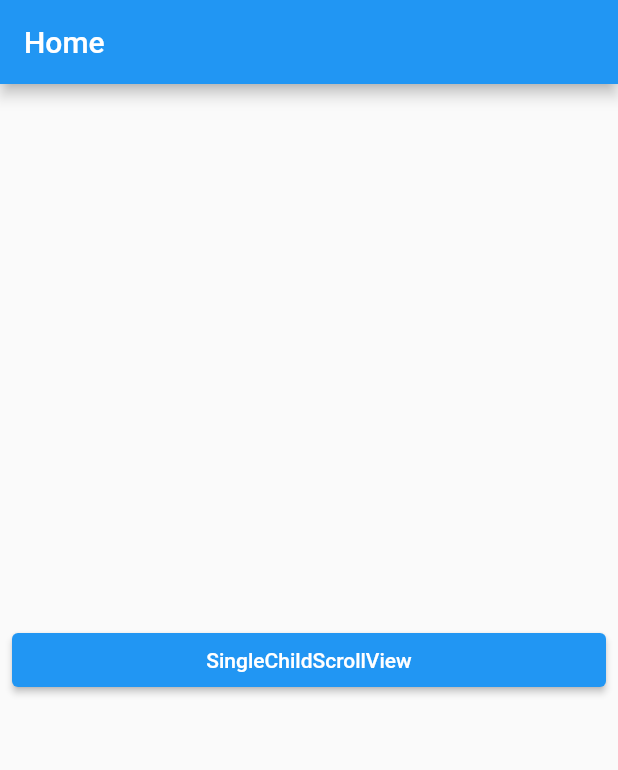
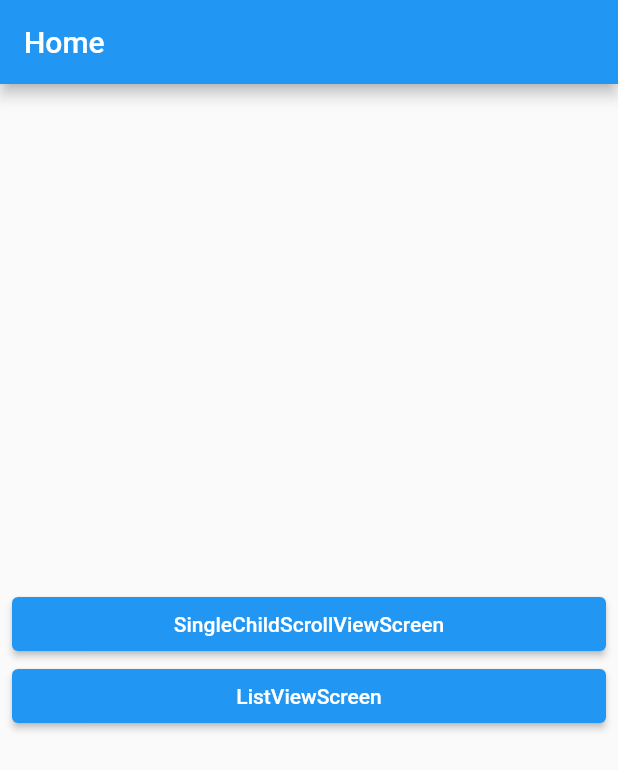
Before and after one commit to hooneun/scrollable_widgets, a Flutter app: the screen it shows after launch, on a phone screen of 412 x 824 dp. Shown: the top 770 px of the screen. Run offline on Flutter 3.47's test engine with Material 2 defaults, Android fonts, the phone set to English and light mode, and no system bars.

Commit message:
List Widget

```diff
--- a/lib/main.dart
+++ b/lib/main.dart
@@ -3,7 +3,7 @@ import 'package:scrollable_widgets/screen/home_screen.dart';
 
 void main() {
   runApp(
-    const MaterialApp(
+    MaterialApp(
       home: HomeScreen(),
     ),
   );
--- a/lib/screen/home_screen.dart
+++ b/lib/screen/home_screen.dart
@@ -1,31 +1,53 @@
 import 'package:flutter/material.dart';
 import 'package:scrollable_widgets/layout/main_layout.dart';
+import 'package:scrollable_widgets/screen/list_view_screen.dart';
 import 'package:scrollable_widgets/screen/single_child_scroll_view_screen.dart';
 
+class ScreenModel {
+  final WidgetBuilder builder;
+  final String name;
+
+  ScreenModel({
+    required this.builder,
+    required this.name,
+  });
+}
+
 class HomeScreen extends StatelessWidget {
-  const HomeScreen({Key? key}) : super(key: key);
+  final screens = [
+    ScreenModel(
+      builder: (_) => SingleChildScrollViewScreen(),
+      name: 'SingleChildScrollViewScreen',
+    ),
+    ScreenModel(
+      builder: (_) => ListViewScreen(),
+      name: 'ListViewScreen',
+    ),
+  ];
+
+  HomeScreen({Key? key}) : super(key: key);
 
   @override
   Widget build(BuildContext context) {
     return MainLayout(
       title: 'Home',
       body: Padding(
-        padding: EdgeInsets.symmetric(horizontal: 8.0),
+        padding: const EdgeInsets.symmetric(horizontal: 8.0),
         child: Column(
           mainAxisAlignment: MainAxisAlignment.center,
           crossAxisAlignment: CrossAxisAlignment.stretch,
-          children: [
-            ElevatedButton(
-              onPressed: () {
-                Navigator.of(context).push(
-                  MaterialPageRoute(
-                    builder: (_) => SingleChildScrollViewScreen(),
-                  ),
-                );
-              },
-              child: Text('SingleChildScrollView'),
-            ),
-          ],
+          children: screens
+              .map(
+                (screen) => ElevatedButton(
+                  onPressed: () {
+                    Navigator.of(context).push(
+                      MaterialPageRoute(builder: screen.builder),
+                    );
+                  },
+                  child: Text(screen.name),
+                ),
+              )
+              .toList(),
         ),
       ),
     );
```
Also changed, not shown: lib/screen/list_view_screen.dart (added, +93 -0 lines).
